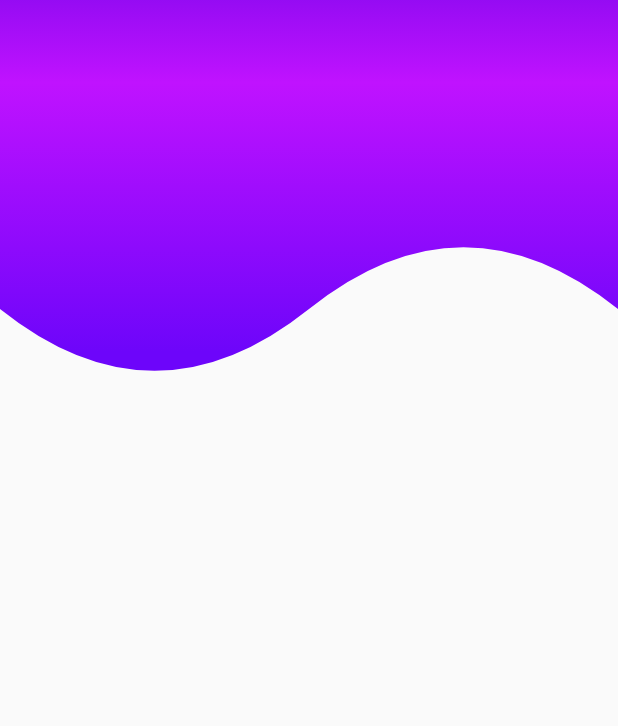
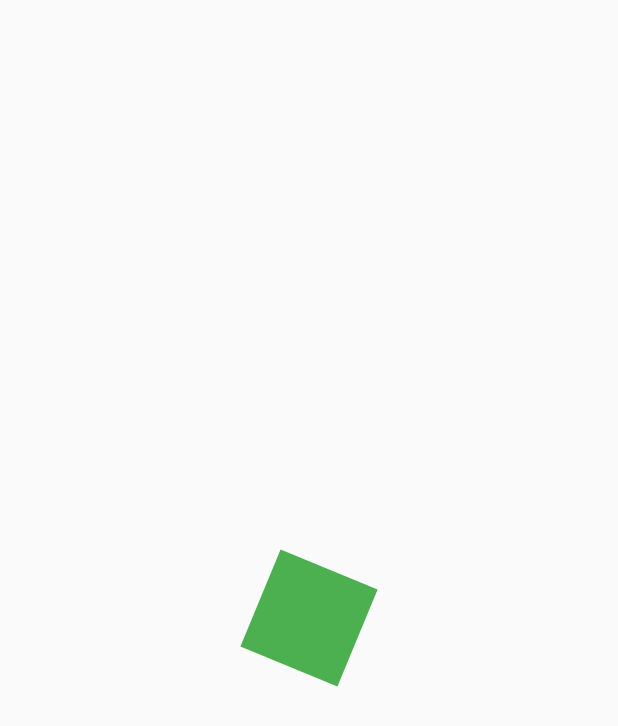
Before and after one commit to Christianesk/designs_flutter, a Flutter app: the screen it shows after launch, on a phone screen of 412 x 824 dp. Shown: the top 726 px of the screen. Run offline on Flutter 3.47's test engine with Material 2 defaults, Android fonts, the phone set to English and light mode, and no system bars.

Commit message:
Custom Animations using class Animation and AnimationController

```diff
--- a/lib/main.dart
+++ b/lib/main.dart
@@ -1,4 +1,4 @@
-import 'package:designs_app/src/pages/headers_page.dart';
+import 'package:designs_app/src/pages/animations_page.dart';
 import 'package:flutter/material.dart';
 
 void main() => runApp(MyApp());
@@ -9,7 +9,7 @@ class MyApp extends StatelessWidget {
     return MaterialApp(
       debugShowCheckedModeBanner: false,
       title: 'Material App',
-      home: HeadersPage()
+      home: AnimationsPage()
     );
   }
 }
--- /dev/null
+++ b/lib/src/pages/animations_page.dart
@@ -0,0 +1,78 @@
+import 'dart:math' as Math;
+
+import 'package:flutter/material.dart';
+
+
+class AnimationsPage extends StatelessWidget {
+  @override
+  Widget build(BuildContext context) {
+    return Scaffold(
+      body: Center(
+        child: AnimatedSquare(),
+      ),
+    );
+  }
+}
+
+class AnimatedSquare extends StatefulWidget {
+  @override
+  _AnimatedSquareState createState() => _AnimatedSquareState();
+}
+
+class _AnimatedSquareState extends State<AnimatedSquare> with SingleTickerProviderStateMixin {
+
+  AnimationController animationController;
+  Animation<double> animationRotate;
+
+  @override
+  void initState() {
+    animationController = new AnimationController(vsync: this,duration: Duration(milliseconds: 4000));
+
+    animationRotate = Tween(begin: 0.0, end: 2 * Math.pi).animate(animationController);
+
+    animationController.addListener(() {
+      if (animationController.status == AnimationStatus.completed) {
+        animationController.reverse();
+      }
+    //else if (animationController.status == AnimationStatus.dismissed) {
+    //     animationController.forward();
+    //   }
+    });
+    super.initState();
+  }
+
+  @override
+  void dispose() {
+    animationController.dispose();
+    super.dispose();
+  }
+
+  @override
+  Widget build(BuildContext context) {
+
+    animationController.forward();
+
+    return AnimatedBuilder(
+      animation: animationController,
+      builder: (BuildContext context, Widget child) {
+        return Transform.rotate(
+          angle: animationRotate.value,
+          child: _Rectangle()
+        );
+      },
+    );
+  }
+}
+
+class _Rectangle extends StatelessWidget {
+    @override
+    Widget build(BuildContext context) {
+    return Container(
+       width: 70,
+       height: 70,
+       decoration: BoxDecoration(
+         color: Colors.green
+       ),
+     );
+   }
+}
```
